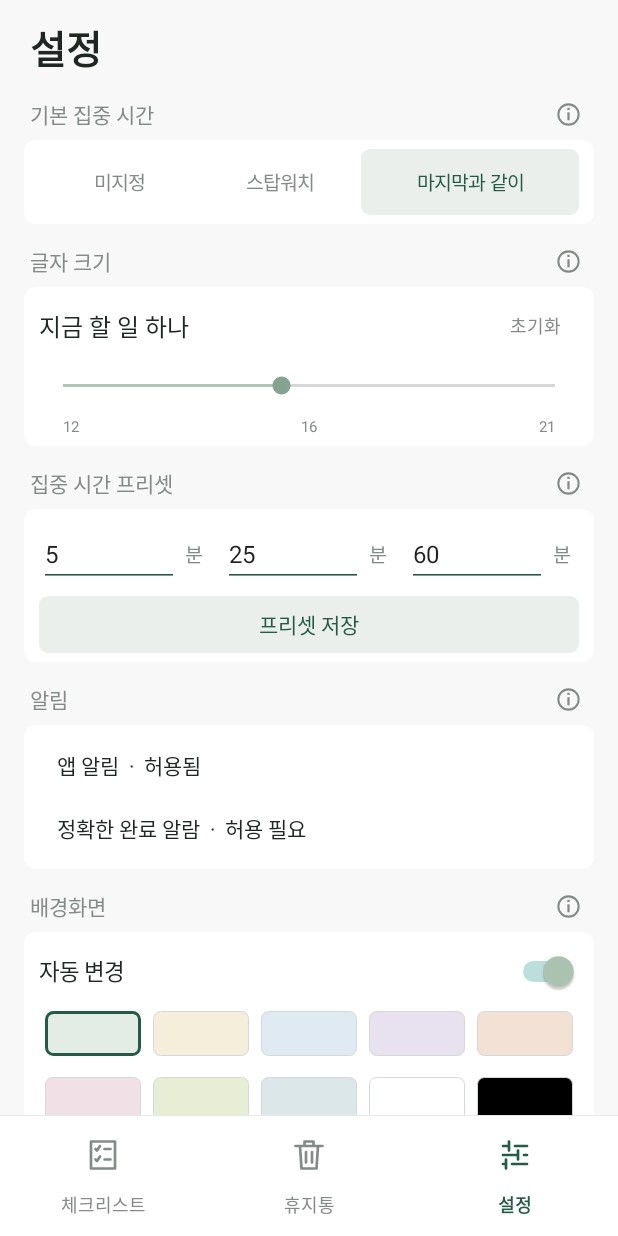
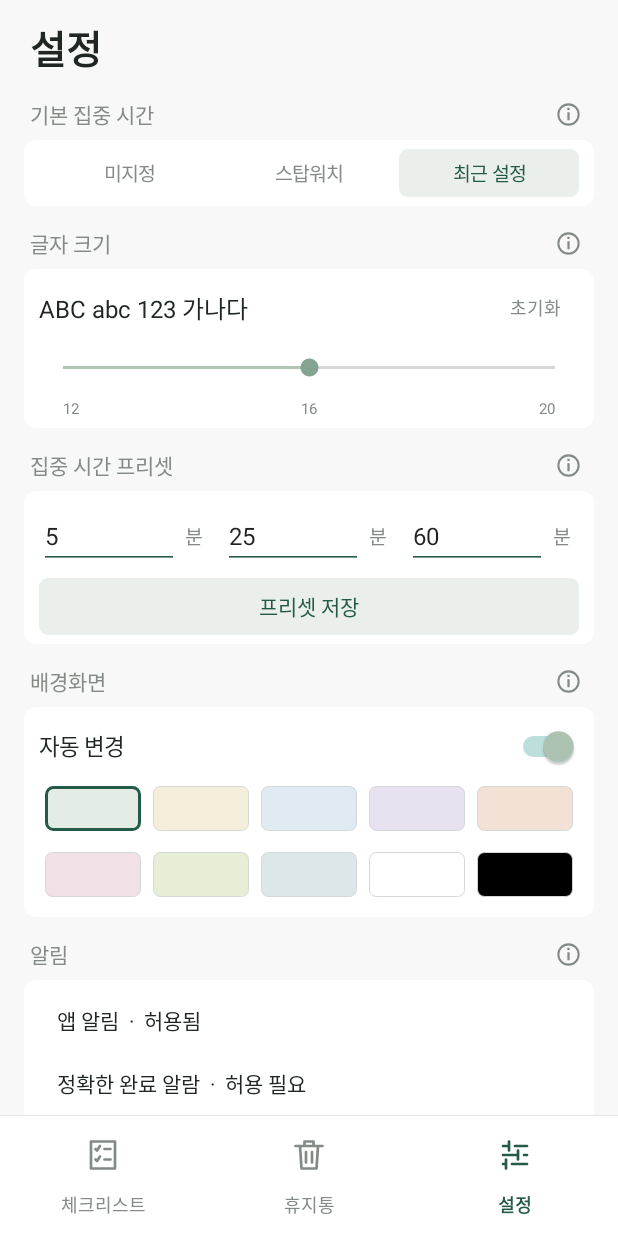
Before and after one commit to adastra07/jigeum-hana, an Android app: the screen it shows after launch (MainActivity), after a tap on "설정", on a phone screen of 412 x 824 dp. Run offline under Robolectric (Android 15) with nearby library versions, the phone set to English and light mode, and no system bars; 3 other taps on this screen came first.

Commit message:
Refine row-wide touch feedback, translucent drag and compact nine-step font settings

```diff
--- a/app/build.gradle.kts
+++ b/app/build.gradle.kts
@@ -6,8 +6,8 @@ android {
         applicationId = "com.adastra.focuswallpaper"
         minSdk = 26
         targetSdk = 34
-        versionCode = 17
-        versionName = "1.15"
+        versionCode = 18
+        versionName = "1.16"
     }
     signingConfigs.getByName("debug") {
         System.getenv("JIGEUM_DEBUG_KEYSTORE")?.let { storeFile = file(it) }
--- a/app/src/main/java/com/adastra/focuswallpaper/AppearancePreferences.kt
+++ b/app/src/main/java/com/adastra/focuswallpaper/AppearancePreferences.kt
@@ -2,7 +2,7 @@ package com.adastra.focuswallpaper
 
 object AppearancePreferences {
     const val DEFAULT_FONT_STEP = 4
-    val fontSizes = (12..21).toList()
+    val fontSizes = (12..20).toList()
     fun fontScale(step: Int) = fontSizes[step.coerceIn(fontSizes.indices)].toFloat() / 16f
 }
 
--- a/app/src/main/java/com/adastra/focuswallpaper/MainActivity.kt
+++ b/app/src/main/java/com/adastra/focuswallpaper/MainActivity.kt
@@ -151,6 +151,8 @@ class MainActivity : Activity() {
                 isSelected = chosen
             }, LinearLayout.LayoutParams(0, -1, 1f))
         }
+        fitTextControls(page)
+        fitTextControls(navigation)
         renderedSelection = store.selected
         updateFocus()
     }
@@ -188,7 +190,7 @@ class MainActivity : Activity() {
         page.addView(flat("+ 할 일 추가", soft, accent) { editTask(null) }, LinearLayout.LayoutParams(-1, dp(46)))
     }
     private fun taskRow(parent: LinearLayout, task: Task, reorder: TaskDragReorder) {
-        val line = row(parent).apply { minimumHeight = dp(48); if (task.id == store.selected) background = shape(soft, 6) }
+        val line = row(parent).apply { minimumHeight = dp(48); background = ripple(if (task.id == store.selected) soft else Color.TRANSPARENT) }
         val check = CheckBox(this).apply {
             isChecked = task.done; buttonTintList = ColorStateList.valueOf(muted)
             contentDescription = "${task.text} 완료 여부"
@@ -197,7 +199,7 @@ class MainActivity : Activity() {
         line.addView(text(task.text, 16f, if (task.done) muted else ink).apply {
             setPadding(0, dp(5), dp(6), dp(5)); minimumHeight = dp(48); gravity = Gravity.CENTER_VERTICAL
             if (task.done) paintFlags = paintFlags or Paint.STRIKE_THRU_TEXT_FLAG
-            isFocusable = true; background = ripple(Color.TRANSPARENT)
+            isFocusable = true; background = null
             setOnClickListener { editTask(task) }
             reorder.attach(task.id, line, this)
         }, LinearLayout.LayoutParams(0, -2, 1f))
@@ -405,6 +407,7 @@ class MainActivity : Activity() {
             dialog.window?.setSoftInputMode(WindowManager.LayoutParams.SOFT_INPUT_STATE_ALWAYS_VISIBLE or WindowManager.LayoutParams.SOFT_INPUT_ADJUST_RESIZE)
             title.requestFocus(); title.setSelection(title.text.length)
         }
+        fitTextControls(body)
         dialog.show()
     }
     private fun editCategory(original: TaskCategory?) {
@@ -451,6 +454,7 @@ class MainActivity : Activity() {
                 else { store.presets = values.filterNotNull(); getSystemService(InputMethodManager::class.java).hideSoftInputFromWindow(inputs[0].windowToken, 0); toast("저장했습니다") }
             }, LinearLayout.LayoutParams(-1, dp(38)))
         }
+        wallpaperSettings()
         section("알림", { settingsInfo("notifications") }) { card ->
             settingRow(card, "앱 알림", if (TimerEngine.notificationsAllowed(this)) "허용됨" else "차단됨") {
                 openSettings(Intent(Settings.ACTION_APP_NOTIFICATION_SETTINGS).putExtra(Settings.EXTRA_APP_PACKAGE, packageName))
@@ -459,14 +463,13 @@ class MainActivity : Activity() {
                 if (Build.VERSION.SDK_INT >= 31) openSettings(Intent(Settings.ACTION_REQUEST_SCHEDULE_EXACT_ALARM, Uri.parse("package:$packageName")))
             }
         }
-        wallpaperSettings()
         page.addView(text("지금 하나 ${packageManager.getPackageInfo(packageName, 0).versionName}", 11f, muted).apply { gravity = Gravity.CENTER; setPadding(0, dp(8), 0, 0) })
     }
     private fun defaultFocusSettings() {
         section("기본 집중 시간", { settingsInfo("defaultFocus") }) { card ->
             val buttons = mutableListOf<Pair<String, TextView>>()
             row(card).apply {
-                listOf(FocusDefaults.UNASSIGNED to "미지정", FocusDefaults.STOPWATCH to "스탑워치", FocusDefaults.LAST to "마지막과 같이").forEach { (mode, label) ->
+                listOf(FocusDefaults.UNASSIGNED to "미지정", FocusDefaults.STOPWATCH to "스탑워치", FocusDefaults.LAST to "최근 설정").forEach { (mode, label) ->
                     val button = flat(label) {
                         store.defaultFocusMode = mode
                         buttons.forEach { (id, view) ->
@@ -475,20 +478,20 @@ class MainActivity : Activity() {
                             view.setTextColor(if (id == mode) accent else muted)
                         }
                     }.apply {
-                        textSize = 13f; minimumHeight = dp(44); setPadding(dp(4), dp(6), dp(4), dp(6))
+                        textSize = 13f; minimumHeight = dp(32); setPadding(dp(4), dp(4), dp(4), dp(4))
                         isSelected = store.defaultFocusMode == mode
                         background = ripple(if (isSelected) soft else Color.TRANSPARENT)
                         setTextColor(if (isSelected) accent else muted)
                     }
                     buttons.add(mode to button)
-                    addView(button, LinearLayout.LayoutParams(0, -2, if (mode == FocusDefaults.LAST) 1.35f else 1f))
+                    addView(button, LinearLayout.LayoutParams(0, -2, 1f))
                 }
             }
         }
     }
     private fun fontSettings() {
         section("글자 크기", { settingsInfo("font") }) { card ->
-            val sample = text("지금 할 일 하나", 16f).apply { contentDescription = "글자 크기 미리보기" }
+            val sample = text("ABC abc 123 가나다", 16f).apply { contentDescription = "글자 크기 미리보기" }
             row(card).apply {
                 addView(sample, LinearLayout.LayoutParams(0, -2, 1f))
                 addView(flat("초기화", color = muted) {
@@ -502,7 +505,7 @@ class MainActivity : Activity() {
                 max = AppearancePreferences.fontSizes.lastIndex; progress = store.fontStep
                 progressTintList = ColorStateList.valueOf(Color.rgb(175, 198, 181))
                 thumbTintList = ColorStateList.valueOf(Color.rgb(132, 164, 145))
-                contentDescription = "글자 크기, 10단계"
+                contentDescription = "글자 크기, 9단계"
                 setOnSeekBarChangeListener(object : SeekBar.OnSeekBarChangeListener {
                     private var tracking = false
                     override fun onStartTrackingTouch(seekBar: SeekBar?) { tracking = true }
@@ -522,7 +525,7 @@ class MainActivity : Activity() {
             }
             card.addView(seek, LinearLayout.LayoutParams(-1, dp(40)))
             row(card).apply {
-                listOf("12", "16", "21").forEachIndexed { index, label ->
+                listOf("12", "16", "20").forEachIndexed { index, label ->
                     addView(text(label, 10f, muted).apply {
                         gravity = when (index) { 0 -> Gravity.START; 1 -> Gravity.CENTER; else -> Gravity.END }
                         setPadding(dp(16), 0, dp(16), 0)
@@ -569,8 +572,8 @@ class MainActivity : Activity() {
     private fun settingsInfo(key: String) {
         val title = when (key) { "presets" -> "집중 시간 프리셋"; "defaultFocus" -> "기본 집중 시간"; "font" -> "글자 크기"; "notifications" -> "알림"; else -> "배경화면" }
         val message = when (key) {
-            "defaultFocus" -> "새 할 일에 처음 적용할 집중 방식입니다. 미지정은 타이머 없이, 스탑워치는 경과 시간 측정으로 시작합니다. 마지막과 같이는 마지막으로 저장·선택·시작한 시간과 방식을 사용합니다. 기존 항목은 바뀌지 않습니다."
-            "font" -> "글자 크기는 10단계로 조절합니다. 아래 숫자는 본문 기준 크기이며 제목과 버튼 글자도 비례하여 바뀝니다. 휴대전화의 글자 크기 설정도 함께 적용됩니다. 초기화하면 기본 크기인 16으로 돌아갑니다."
+            "defaultFocus" -> "새 할 일에 처음 적용할 집중 방식입니다. 미지정은 타이머 없이, 스탑워치는 경과 시간 측정으로 시작합니다. 최근 설정은 마지막으로 저장·선택·시작한 시간과 방식을 사용합니다. 기존 항목은 바뀌지 않습니다."
+            "font" -> "글자 크기는 9단계로 조절합니다. 가운데 단계가 기본 크기입니다. 아래 숫자는 본문 기준 크기이며 제목과 버튼 글자도 비례하여 바뀝니다. 휴대전화의 글자 크기 설정도 함께 적용됩니다. 초기화하면 기본 크기인 16으로 돌아갑니다."
             "presets" -> "할 일 편집창에서 빠르게 선택할 세 가지 시간입니다. 각각 0~180분으로 설정한 뒤 저장해 주세요. 0분은 타이머를 사용하지 않습니다.\n\n새 할 일의 기본 방식은 기본 집중 시간에서 선택할 수 있습니다. 기존 항목의 시간은 바뀌지 않습니다. 미지정은 타이머 없이 사용하며, 스탑워치는 항목별로 시간을 저장합니다."
             "notifications" -> "앱 알림을 허용하면 진행 시간과 완료 알림을 확인할 수 있습니다. 잠금화면에서도 보려면 휴대전화 설정의 알림 내용 표시를 허용해 주세요.\n\n정확한 완료 알람을 허용하지 않으면 절전 중 알림이 늦을 수 있습니다. 앱을 강제 중지한 뒤에는 다시 열어 주세요."
             else -> "자동 변경을 켜면 집중 선택·시작 시 할 일을 홈과 잠금화면 배경에 적용합니다. 선택한 색은 다음 적용부터 반영됩니다.\n\n자동 변경을 꺼도 아래 미리보기에서 직접 적용할 수 있습니다. 집중 해제 시에는 할 일 문구를 지우고 적용했던 배경색만 남깁니다. 기존 배경 사진을 복원하지는 않습니다."
@@ -626,6 +629,28 @@ class MainActivity : Activity() {
     override fun onRequestPermissionsResult(requestCode: Int, permissions: Array<out String>, grantResults: IntArray) {
         super.onRequestPermissionsResult(requestCode, permissions, grantResults); TimerEngine.sync(this)
     }
+    // Keep ordinary controls compact, but let text and its containers grow with font size.
+    private fun fitTextControls(view: View): Boolean {
+        var hasText = view is TextView
+        if (view is ViewGroup) {
+            for (index in 0 until view.childCount) {
+                if (fitTextControls(view.getChildAt(index))) hasText = true
+            }
+        }
+        val params = view.layoutParams
+        if (hasText && params != null) {
+            if (params.height > 0) {
+                view.minimumHeight = maxOf(view.minimumHeight, params.height)
+                params.height = ViewGroup.LayoutParams.WRAP_CONTENT
+                view.layoutParams = params
+            } else if (view is TextView && view.parent === navigation && params.height == ViewGroup.LayoutParams.MATCH_PARENT) {
+                view.minimumHeight = dp(80)
+                params.height = ViewGroup.LayoutParams.WRAP_CONTENT
+                view.layoutParams = params
+            }
+        }
+        return hasText
+    }
     private fun dp(n: Int) = (n * resources.displayMetrics.density).toInt()
     private fun column() = LinearLayout(this).apply { orientation = LinearLayout.VERTICAL }
     private fun row(parent: LinearLayout) = LinearLayout(this).apply { orientation = LinearLayout.HORIZONTAL; gravity = Gravity.CENTER_VERTICAL; parent.addView(this) }
```
Also changed, not shown: app/src/main/java/com/adastra/focuswallpaper/TaskDragReorder.kt (+15 -2 lines), 3 other files.
